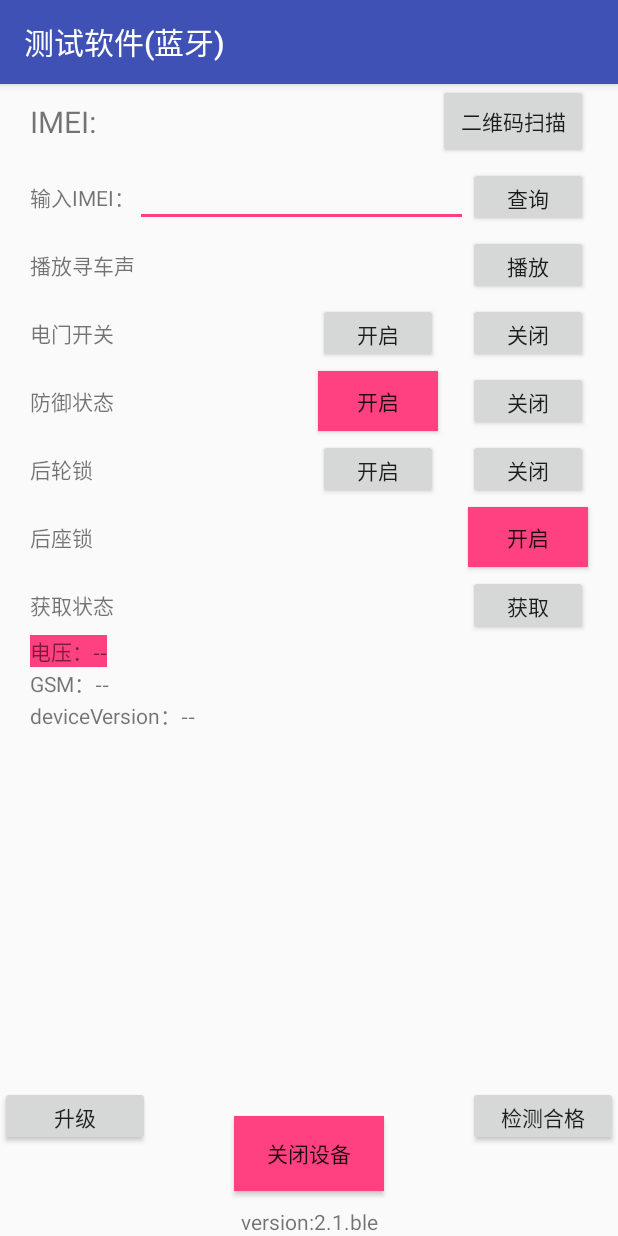
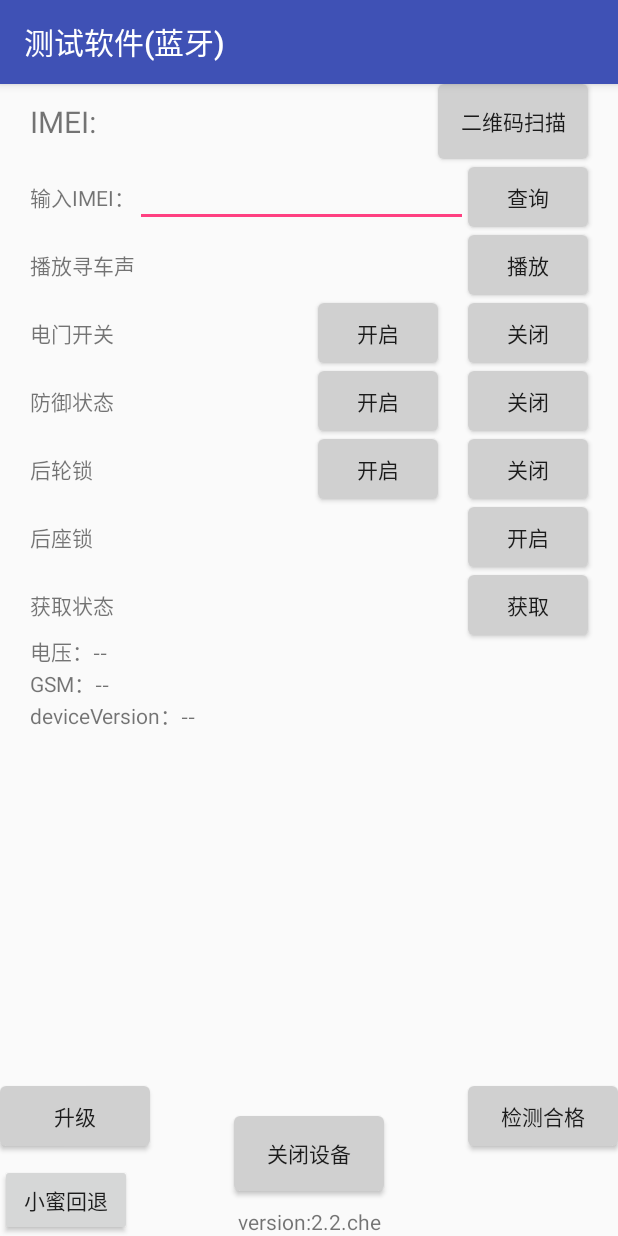
Before and after one commit to 1207241271/androidTestTool, an Android app: the screen it shows after launch (MainActivity), on a phone screen of 412 x 824 dp. Run offline under Robolectric (Android 15) with nearby library versions, the phone set to English and light mode, and no system bars; our stand-ins replace EventBus, data binding.

Commit message:
小蜜回退

```diff
--- a/app/build.gradle
+++ b/app/build.gradle
@@ -8,7 +8,7 @@ android {
         minSdkVersion 18
         targetSdkVersion 22
         versionCode 1
-        versionName "2.1.ble"
+        versionName "2.2.che"
         testInstrumentationRunner "android.support.test.runner.AndroidJUnitRunner"
     }
     buildTypes {
--- a/app/src/main/java/com/xunce/xctestingtool/MainContract.java
+++ b/app/src/main/java/com/xunce/xctestingtool/MainContract.java
@@ -35,6 +35,7 @@ public interface MainContract {
         void getAllInfo();
         void closeDevice();
         void checkSuccess();
+        void xiaomiToxiaoAn();
         void checkType();
         void update();
         void setCheckType(Integer type);
--- /dev/null
+++ b/app/src/main/res/drawable/button_selector.xml
@@ -0,0 +1,36 @@
+<?xml version="1.0" encoding="utf-8"?>
+<selector xmlns:android="http://schemas.android.com/apk/res/android">
+    <!-- pressed -->
+    <item android:state_pressed="true" >
+        <shape  android:shape="rectangle">
+            <gradient
+                android:startColor="#ff8c00"
+                android:endColor="#ff8c00"
+                android:angle="270" />
+            <corners
+                android:radius="4dp" />
+        </shape>
+    </item>
+    <!-- focus -->
+    <item android:state_focused="true" >
+        <shape>
+            <gradient
+                android:startColor="#ffc2b7"
+                android:endColor="#ffc2b7"
+                android:angle="270" />
+            <corners
+                android:radius="4dp" />
+        </shape>
+    </item>
+    <!-- default -->
+    <item>
+        <shape>
+            <gradient
+                android:startColor="#d0d0d0"
+                android:endColor="#d0d0d0"
+                android:angle="0" />
+            <corners
+                android:radius="4dp" />
+        </shape>
+    </item>
+</selector>
--- a/app/src/main/res/layout/activity_main.xml
+++ b/app/src/main/res/layout/activity_main.xml
@@ -32,6 +32,7 @@
             android:layout_height="50dp"
             android:id="@+id/gotoScanner"
             android:text="二维码扫描"
+            android:background="@drawable/button_selector"
             android:onClick="@{() -> presenter.gotoScanner()}"
             android:layout_marginRight="20dp"
             app:layout_constraintRight_toRightOf="parent"
@@ -67,6 +68,7 @@
             android:id="@+id/btn_imei"
             android:onClick="@{()->presenter.setIMEI(editImei.getText().toString())}"
             android:text="查询"
+            android:background="@drawable/button_selector"
             app:layout_constraintRight_toRightOf="parent"
             app:layout_constraintTop_toBottomOf="@+id/gotoScanner"/>
 
@@ -90,6 +92,7 @@
             android:id="@+id/btn_play_alarm"
             android:onClick="@{()->presenter.playAlarm()}"
             android:text="播放"
+            android:background="@drawable/button_selector"
             app:layout_constraintRight_toRightOf="parent"
             app:layout_constraintTop_toBottomOf="@+id/btn_imei"/>
 
@@ -112,6 +115,7 @@
             android:layout_marginTop="5dp"
             android:id="@+id/btn_close_acc"
             android:text="关闭"
+            android:background="@drawable/button_selector"
             android:onClick="@{()->presenter.closeAcc()}"
             app:layout_constraintRight_toRightOf="parent"
             app:layout_constraintTop_toBottomOf="@+id/btn_play_alarm"/>
@@ -123,6 +127,7 @@
             android:layout_marginRight="20dp"
             android:text="开启"
             android:id="@+id/btn_open_acc"
+            android:background="@drawable/button_selector"
             android:onClick="@{()->presenter.openAcc()}"
             app:layout_constraintRight_toLeftOf="@+id/btn_close_acc"
             app:layout_constraintBottom_toBottomOf="@+id/btn_close_acc" />
@@ -146,6 +151,7 @@
             android:layout_marginTop="5dp"
             android:id="@+id/btn_close_fence"
             android:text="关闭"
+            android:background="@drawable/button_selector"
             android:onClick="@{()->presenter.closeFence()}"
             app:layout_constraintRight_toRightOf="parent"
             app:layout_constraintTop_toBottomOf="@+id/btn_close_acc"/>
@@ -157,7 +163,7 @@
             android:layout_marginTop="5dp"
             android:id="@+id/btn_open_fence"
             android:text="开启"
-            android:background="@color/colorAccent"
+            android:background="@drawable/button_selector"
             android:onClick="@{()->presenter.setFence()}"
             app:layout_constraintRight_toLeftOf="@+id/btn_close_fence"
             app:layout_constraintTop_toBottomOf="@+id/btn_close_acc"/>
@@ -180,6 +186,7 @@
             android:layout_marginTop="5dp"
             android:id="@+id/btn_close_backWheel"
             android:text="关闭"
+            android:background="@drawable/button_selector"
             android:onClick="@{()->presenter.closeBackWheel()}"
             app:layout_constraintRight_toRightOf="parent"
             app:layout_constraintTop_toBottomOf="@+id/btn_close_fence"/>
@@ -191,6 +198,7 @@
             android:layout_marginTop="5dp"
             android:id="@+id/btn_open_backWheel"
             android:text="开启"
+            android:background="@drawable/button_selector"
             android:onClick="@{()->presenter.openBackWheel()}"
             app:layout_constraintRight_toLeftOf="@+id/btn_close_backWheel"
             app:layout_constraintTop_toBottomOf="@+id/btn_close_fence"/>
@@ -214,7 +222,7 @@
             android:layout_marginTop="5dp"
             android:id="@+id/btn_open_backSeat"
             android:text="开启"
-            android:background="@color/colorAccent"
+            android:background="@drawable/button_selector"
             android:onClick="@{()->presenter.openBackSeat()}"
             app:layout_constraintRight_toRightOf="parent"
             app:layout_constraintTop_toBottomOf="@+id/btn_open_backWheel"/>
@@ -237,6 +245,7 @@
             android:layout_marginTop="5dp"
             android:id="@+id/btn_get_info"
             android:text="获取"
+            android:background="@drawable/button_selector"
             android:onClick="@{()->presenter.getAllInfo()}"
             app:layout_constraintRight_toRightOf="parent"
             app:layout_constraintTop_toBottomOf="@+id/btn_open_backSeat"/>
@@ -246,7 +255,6 @@
             android:layout_height="wrap_content"
             android:id="@+id/txt_vol"
             android:text="电压：--"
-            android:background="@color/colorAccent"
             android:layout_marginLeft="20dp"
             app:layout_constraintLeft_toLeftOf="parent"
             app:layout_constraintTop_toBottomOf="@+id/btn_get_info"/>
@@ -281,6 +289,7 @@
             android:layout_width="100dp"
             android:layout_height="40dp"
             android:text="GET"
+            android:background="@drawable/button_selector"
             android:onClick='@{()->presenter.wirteCmd("{\"c\":0}")}'
             app:layout_constraintBottom_toBottomOf="parent"
             app:layout_constraintLeft_toLeftOf="parent"
@@ -293,6 +302,7 @@
             android:layout_width="100dp"
             android:layout_height="40dp"
             android:text="START"
+            android:background="@drawable/button_selector"
             android:onClick='@{()->presenter.wirteCmd("{\"c\":1, \"param\":{\"defend\":0}}")}'
             app:layout_constraintBottom_toBottomOf="parent"
             app:layout_constraintLeft_toLeftOf="parent"
@@ -306,6 +316,7 @@
             android:layout_width="100dp"
             android:layout_height="40dp"
             android:text="STOP"
+            android:background="@drawable/button_selector"
             android:onClick='@{()->presenter.wirteCmd("{\"c\":1, \"param\":{\"defend\":1}}")}'
             app:layout_constraintBottom_toBottomOf="parent"
             app:layout_constraintRight_toRightOf="parent"
@@ -317,7 +328,7 @@
             android:layout_width="100dp"
             android:layout_height="50dp"
             android:text="关闭设备"
-            android:background="@color/colorAccent"
+            android:background="@drawable/button_selector"
             android:onClick="@{()->presenter.closeDevice()}"
             app:layout_constraintBottom_toBottomOf="parent"
             app:layout_constraintLeft_toLeftOf="parent"
@@ -328,6 +339,7 @@
             android:layout_height="40dp"
             android:id="@+id/checkedOK"
             android:text="升级"
+            android:background="@drawable/button_selector"
             android:onClick="@{() -> presenter.update()}"
             app:layout_constraintBottom_toBottomOf="parent"
             android:layout_marginBottom="60dp"
@@ -337,6 +349,7 @@
             android:layout_height="40dp"
             android:id="@+id/checkedFail"
             android:text="检测合格"
+            android:background="@drawable/button_selector"
             android:onClick="@{() -> presenter.checkSuccess()}"
             app:layout_constraintBottom_toBottomOf="parent"
             app:layout_constraintRight_toRightOf="parent"
@@ -352,6 +365,13 @@
             app:layout_constraintLeft_toLeftOf="parent"
             app:layout_constraintRight_toRightOf="parent"
             />
+        <Button
+            android:layout_width="wrap_content"
+            android:layout_height="wrap_content"
+            android:id="@+id/button_back"
+            android:text="小蜜回退"
+            android:onClick="@{() -> presenter.xiaomiToxiaoAn()}"
+            app:layout_constraintBottom_toBottomOf="@id/constraintLayout"/>
     </android.support.constraint.ConstraintLayout>
 
 
```
Also changed, not shown: app/src/main/java/com/xunce/xctestingtool/HttpRequest.java (+36 -0 lines), app/src/main/java/com/xunce/xctestingtool/MainPresenter.java (+62 -2 lines).
